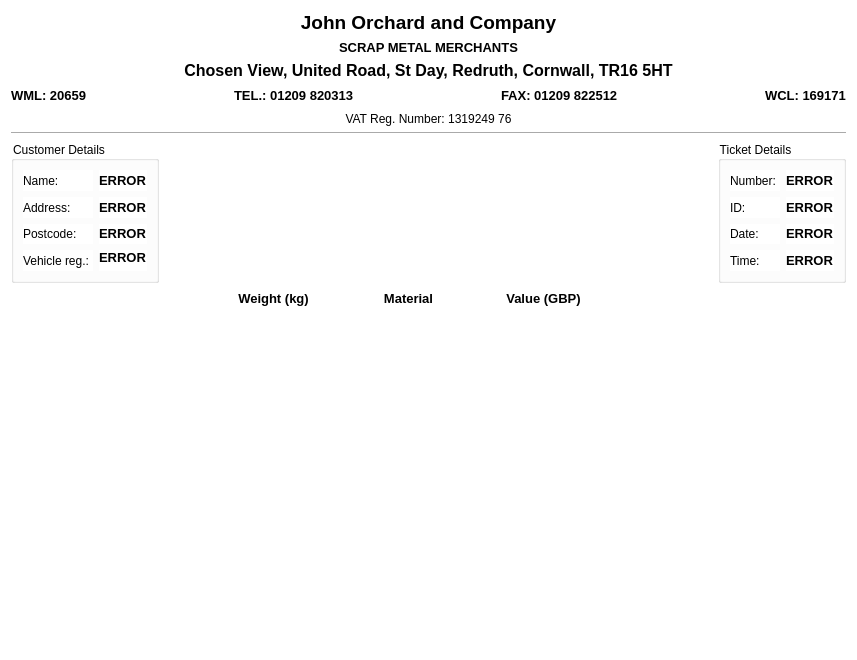
Old version of the form main_program/gui_interface_designs/ticket_review_dialog_design.ui in the repository yimenhfeifei/josm-invoice.
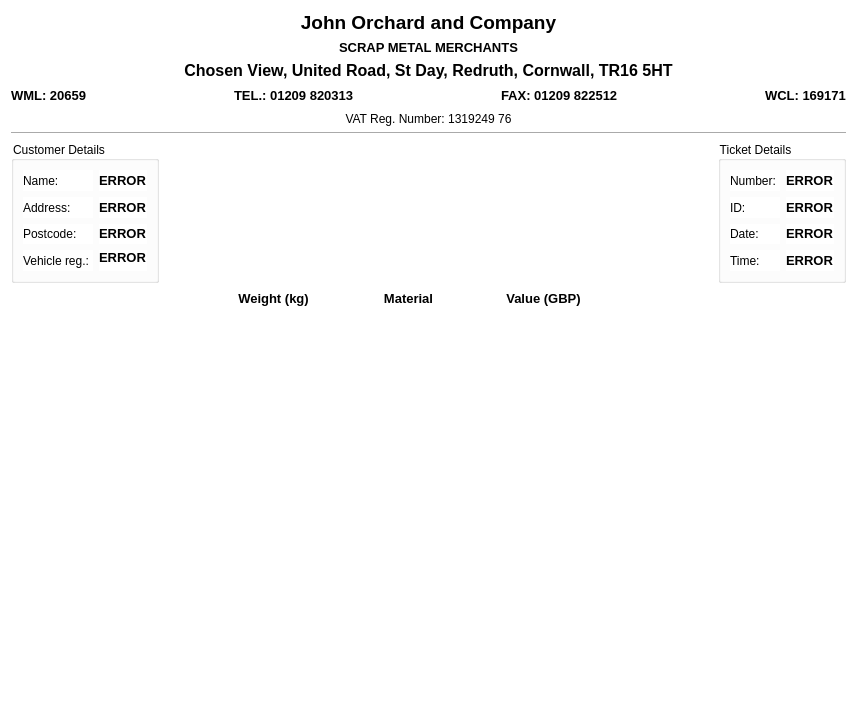
New version of the form.

The edit to the form file:
```diff
--- a/main_program/gui_interface_designs/ticket_review_dialog_design.ui
+++ b/main_program/gui_interface_designs/ticket_review_dialog_design.ui
@@ -7,7 +7,7 @@
     <x>0</x>
     <y>0</y>
     <width>857</width>
-    <height>660</height>
+    <height>710</height>
    </rect>
   </property>
   <property name="sizePolicy">
```
Left out of the diff: 12 changed lines with no effect on the pictures.
